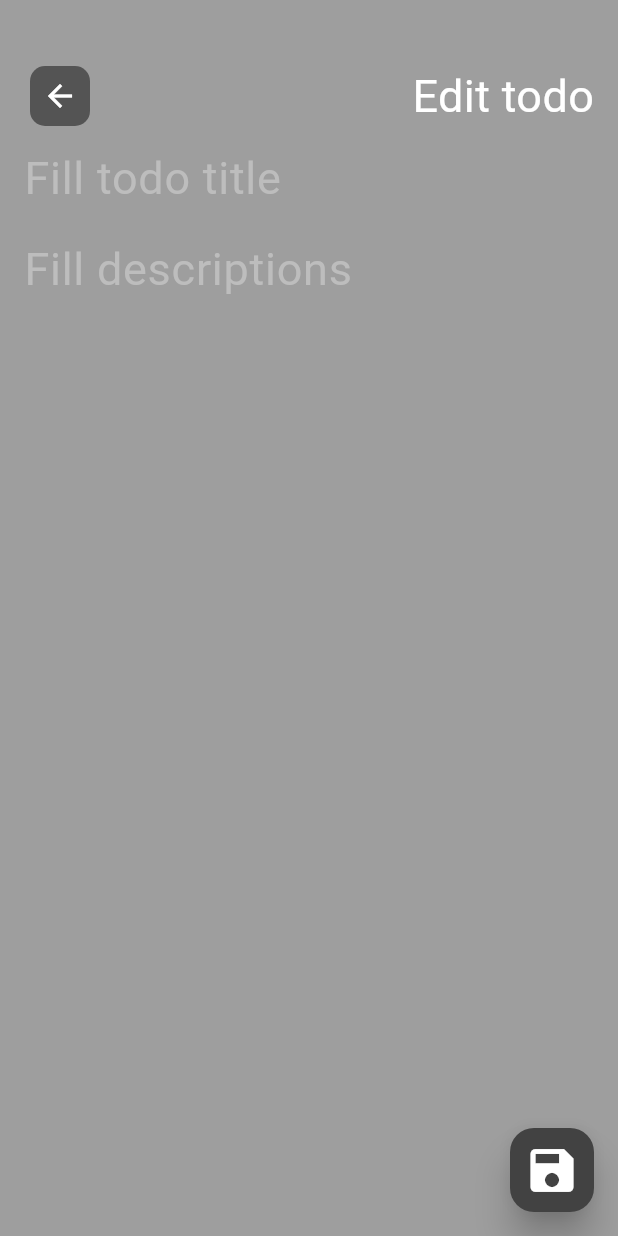
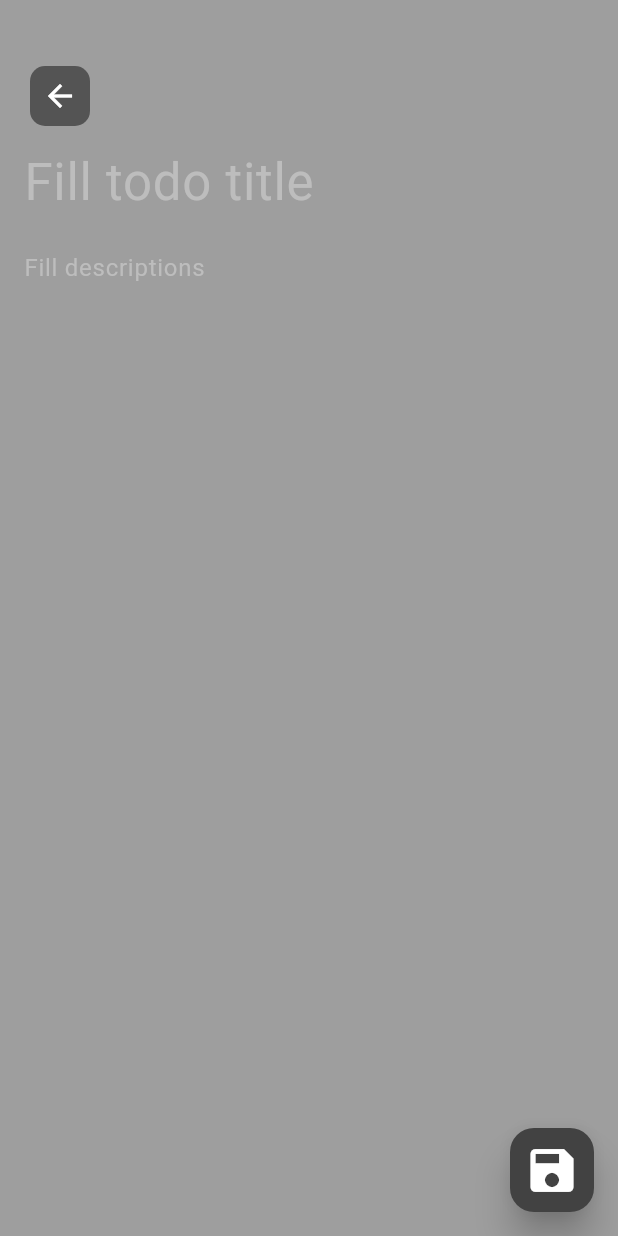
Before and after one commit to wisnuciwun/do-later-mobile, a Flutter app: the screen it shows after launch, after a tap on the "add" icon, on a phone screen of 412 x 824 dp. Run offline on Flutter 3.47's test engine with Material 3 defaults, Android fonts, the phone set to English and light mode, and no system bars.

Commit message:
feat: add edit todo feature and wrap up

```diff
--- a/lib/screen/edit.dart
+++ b/lib/screen/edit.dart
@@ -1,9 +1,11 @@
+import 'package:do_later_mobile/models/note.dart';
 import 'package:do_later_mobile/screen/home.dart';
 import 'package:do_later_mobile/widgets/default_floating_button.dart';
 import 'package:flutter/material.dart';
 
 class Edit extends StatefulWidget {
-  const Edit({super.key});
+  final Note? note;
+  const Edit({this.note, super.key});
 
   @override
   State<Edit> createState() => _EditState();
@@ -12,6 +14,15 @@ class Edit extends StatefulWidget {
 class _EditState extends State<Edit> {
   TextEditingController title = TextEditingController();
   TextEditingController content = TextEditingController();
+
+  @override
+  void initState() {
+    if (widget.note != null) {
+      title.text = widget.note!.title;
+      content.text = widget.note!.content;
+    }
+    super.initState();
+  }
 
   @override
   Widget build(BuildContext context) {
@@ -30,7 +41,7 @@ class _EditState extends State<Edit> {
             children: [
               Row(mainAxisAlignment: MainAxisAlignment.spaceBetween, children: [
                 IconButton(
-                    padding: EdgeInsets.all(0),
+                    padding: const EdgeInsets.all(0),
                     onPressed: () {
                       Navigator.push(
                           context,
@@ -43,31 +54,30 @@ class _EditState extends State<Edit> {
                       decoration: BoxDecoration(
                           color: Colors.grey.shade800.withOpacity(.8),
                           borderRadius: BorderRadius.circular(10)),
-                      child: Icon(Icons.arrow_back, color: Colors.white),
+                      child: const Icon(Icons.arrow_back, color: Colors.white),
                     )),
-                Text('Edit todo',
-                    style: TextStyle(fontSize: 30, color: Colors.white)),
               ]),
               Expanded(
                   child: ListView(
                 children: [
                   TextField(
                     controller: title,
-                    style: TextStyle(color: Colors.white, fontSize: 30),
+                    style: const TextStyle(color: Colors.white, fontSize: 34),
                     decoration: InputDecoration(
                         border: InputBorder.none,
                         hintText: 'Fill todo title',
                         hintStyle: TextStyle(
-                            color: Colors.grey.shade400, fontSize: 30)),
+                            color: Colors.grey.shade400, fontSize: 34)),
                   ),
                   TextField(
                     controller: content,
-                    style: TextStyle(color: Colors.white, fontSize: 30),
+                    maxLines: null,
+                    style: const TextStyle(color: Colors.white, fontSize: 16),
                     decoration: InputDecoration(
                         border: InputBorder.none,
                         hintText: 'Fill descriptions',
                         hintStyle: TextStyle(
-                            color: Colors.grey.shade400, fontSize: 30)),
+                            color: Colors.grey.shade400, fontSize: 16)),
                   )
                 ],
               ))
--- a/lib/screen/home.dart
+++ b/lib/screen/home.dart
@@ -29,9 +29,34 @@ class _HomeState extends State<Home> {
 
   void onDeleteNote(int id) {
     setState(() {
-      // Note note = filteredTodo[id];
-      // sampleNotes.remove(note);
       filteredTodo.removeAt(id);
+    });
+  }
+
+  void onChangeNotes(res, id) {
+    int originalId = sampleNotes.indexOf(filteredTodo[id]);
+
+    sampleNotes[originalId] = Note(
+        id: sampleNotes[originalId].id,
+        title: res[0],
+        content: res[1],
+        modifiedTime: DateTime.now());
+    filteredTodo[id] = Note(
+        id: sampleNotes[id].id,
+        title: res[0],
+        content: res[1],
+        modifiedTime: DateTime.now());
+    setState(() {});
+  }
+
+  void onAddNotes(res) {
+    setState(() {
+      sampleNotes.add(Note(
+          id: sampleNotes.length,
+          title: res[0],
+          content: res[1],
+          modifiedTime: DateTime.now()));
+      filteredTodo = sampleNotes;
     });
   }
 
@@ -52,14 +77,7 @@ class _HomeState extends State<Home> {
                   builder: (BuildContext context) => const Edit()));
 
           if (res != null) {
-            setState(() {
-              sampleNotes.add(Note(
-                  id: sampleNotes.length,
-                  title: res[0],
-                  content: res[1],
-                  modifiedTime: DateTime.now()));
-              filteredTodo = sampleNotes;
-            });
+            onAddNotes(res);
           }
         },
         icon: Icons.add,
@@ -68,23 +86,25 @@ class _HomeState extends State<Home> {
       body: Padding(
         padding: const EdgeInsets.fromLTRB(16, 40, 16, 0),
         child: Column(children: [
-          Row(mainAxisAlignment: MainAxisAlignment.spaceBetween, children: [
-            Text('Do later',
-                style: TextStyle(
-                    fontSize: 30,
-                    fontWeight: FontWeight.w500,
-                    color: Colors.white)),
-          ]),
-          SizedBox(
+          const Row(
+              mainAxisAlignment: MainAxisAlignment.spaceBetween,
+              children: [
+                Text('Do later',
+                    style: TextStyle(
+                        fontSize: 30,
+                        fontWeight: FontWeight.w200,
+                        color: Colors.white)),
+              ]),
+          const SizedBox(
             height: 15,
           ),
           TextField(
               onChanged: onSearchModifiedText,
-              style: TextStyle(fontSize: 16, color: Colors.white),
+              style: const TextStyle(fontSize: 16, color: Colors.white),
               decoration: InputDecoration(
-                  contentPadding: EdgeInsets.symmetric(vertical: 12),
+                  contentPadding: const EdgeInsets.symmetric(vertical: 12),
                   hintText: 'Search note...',
-                  hintStyle: TextStyle(color: Colors.grey),
+                  hintStyle: const TextStyle(color: Colors.grey),
                   prefixIcon: const Icon(Icons.search, color: Colors.grey),
                   fillColor: Colors.grey.shade800,
                   filled: true,
@@ -97,14 +117,16 @@ class _HomeState extends State<Home> {
                           const BorderSide(color: Colors.transparent)))),
           Expanded(
               child: ListView.builder(
-            padding: EdgeInsets.only(top: 30),
+            padding: const EdgeInsets.only(top: 30),
             itemCount: filteredTodo.length,
             itemBuilder: (context, index) {
               return CardTodo(
+                  data: filteredTodo[index],
                   id: index,
                   onDelete: onDeleteNote,
                   title: '${filteredTodo[index].title} \n',
                   dateModified: filteredTodo[index].modifiedTime,
+                  onChanges: (res, id) => onChangeNotes(res, id),
                   content: filteredTodo[index].content);
             },
           ))
```
Also changed, not shown: lib/widgets/card_todo.dart (+21 -5 lines).
